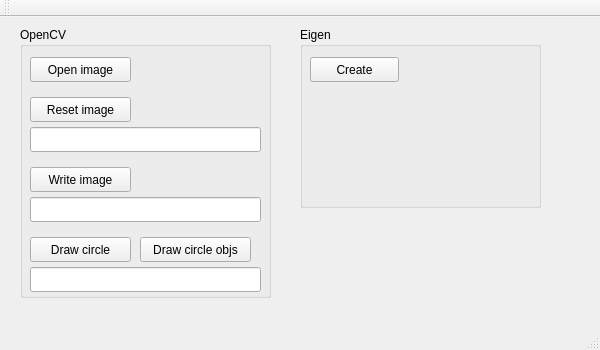
Before: the Qt Designer form Week2/QtApp/myqtapp.ui in goodgodgd/sch-seminars, drawn with Qt 5.
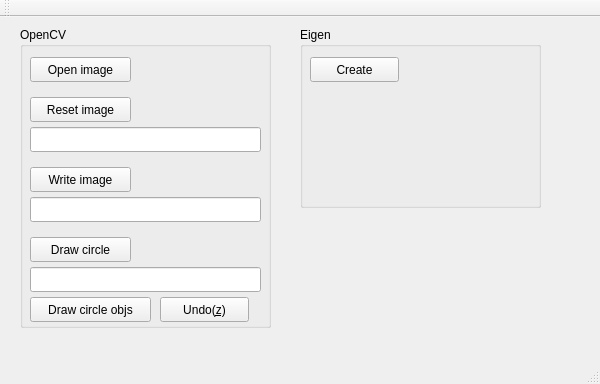
After: the same form once the commit is applied.

Commit message: Step1 draw circle on slot functions

The edit to the form file:
```diff
--- a/Week2/QtApp/myqtapp.ui
+++ b/Week2/QtApp/myqtapp.ui
@@ -7,7 +7,7 @@
     <x>0</x>
     <y>0</y>
     <width>600</width>
-    <height>350</height>
+    <height>384</height>
    </rect>
   </property>
   <property name="windowTitle">
@@ -20,7 +20,7 @@
       <x>20</x>
       <y>10</y>
       <width>251</width>
-      <height>271</height>
+      <height>301</height>
      </rect>
     </property>
     <property name="title">
@@ -111,9 +111,9 @@
     <widget class="QPushButton" name="pushButton_draw_circle_objects">
      <property name="geometry">
       <rect>
-       <x>120</x>
-       <y>210</y>
-       <width>111</width>
+       <x>10</x>
+       <y>270</y>
+       <width>121</width>
        <height>25</height>
       </rect>
      </property>
@@ -121,6 +121,19 @@
       <string>Draw circle objs</string>
      </property>
     </widget>
+    <widget class="QPushButton" name="pushButton_undo_circle">
+     <property name="geometry">
+      <rect>
+       <x>140</x>
+       <y>270</y>
+       <width>89</width>
+       <height>25</height>
+      </rect>
+     </property>
+     <property name="text">
+      <string>Undo(&amp;z)</string>
+     </property>
+    </widget>
    </widget>
    <widget class="QGroupBox" name="groupBox_eigen">
     <property name="geometry">
```
The commit also changes 6 other files.
